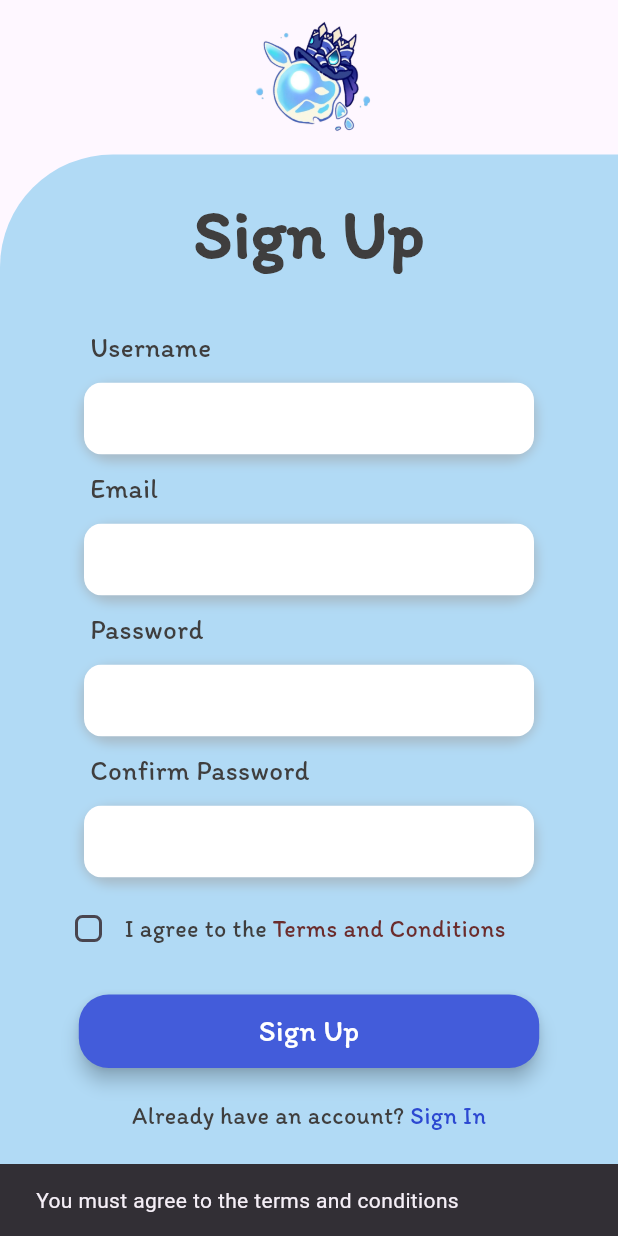
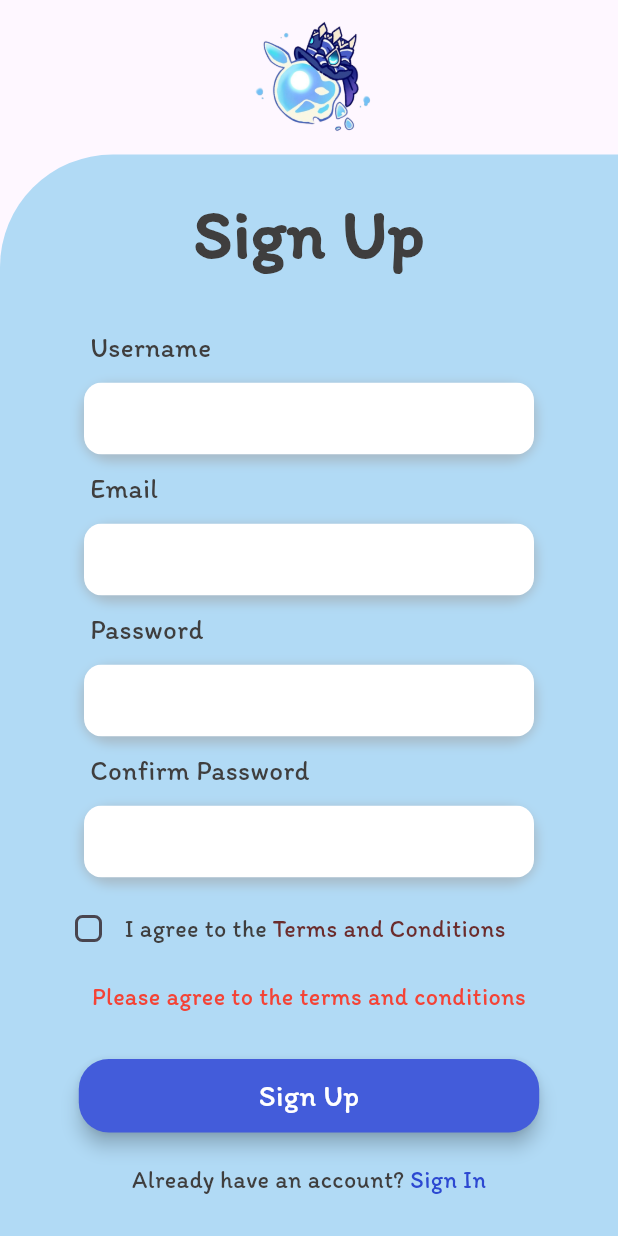
Before and after one commit to xufr5h/Hydro-Chronicle, a Flutter app: the SignUp screen opened directly, after a tap on "Sign Up", on a phone screen of 412 x 824 dp. Run offline on Flutter 3.47's test engine with Material 3 defaults, Android fonts, the phone set to English and light mode, and no system bars; our stand-ins replace firebase_auth, firebase_core; accounts and stored records are empty.

Commit message:
added the error handling to the sign up

```diff
--- a/lib/sign_up.dart
+++ b/lib/sign_up.dart
@@ -21,22 +21,22 @@ class _SignUpState extends State<SignUp> {
   firebase_auth.FirebaseAuth auth = firebase_auth.FirebaseAuth.instance;
   bool checkBoxValue = false;
   bool circular = false;
+  String? errorMessage;
 
   Future<void> register() async {
+    setState(() {
+      errorMessage = null;
+    });
     if (!checkBoxValue) {
-      ScaffoldMessenger.of(context).showSnackBar(
-        const SnackBar(
-          content: Text('You must agree to the terms and conditions'),
-        ),
-      );
+      setState(() {
+        errorMessage = 'Please agree to the terms and conditions';
+      });
       return;
     }
     if (_passwordController.text != _confirmPasswordController.text) {
-      ScaffoldMessenger.of(context).showSnackBar(
-        const SnackBar(
-          content: Text('Passwords do not match'),
-        ),
-      );
+      setState(() {
+        errorMessage = 'Passwords do not match';
+      });
       return;
     }
     setState(() {
@@ -54,9 +54,27 @@ class _SignUpState extends State<SignUp> {
       );
       Navigator.push(
           context, MaterialPageRoute(builder: (context) => const SignIn()));
+      // error handling
     } catch (e) {
-      ScaffoldMessenger.of(context)
-          .showSnackBar(SnackBar(content: Text("Error: ${e.toString()}")));
+      String errorText = "Error during sign up: ${e.toString()}";
+      if (e is firebase_auth.FirebaseAuthException) {
+        switch (e.code) {
+          case 'email-already-in-use':
+            errorText = 'Email already in use. Please use a different email.';
+            break;
+          case 'invalid-email':
+            errorText = 'Invalid email address. Please enter a valid email.';
+            break;
+          case 'weak-password':
+            errorText = 'Weak password. Please enter a stronger password.';
+            break;
+          default:
+            errorText = "Error : ${e.message}";
+        }
+      }
+      setState(() {
+        errorMessage = errorText;
+      });
     }
     setState(() {
       circular = false;
@@ -172,6 +190,22 @@ class _SignUpState extends State<SignUp> {
                           ),
                         ],
                       ),
+                      // error message display
+                      if (errorMessage != null)
+                        Padding(
+                          padding: const EdgeInsets.symmetric(
+                              horizontal: 20, vertical: 10),
+                          child: Text(
+                            errorMessage!,
+                            style: const TextStyle(
+                              color: Colors.red,
+                              fontSize: 16,
+                              fontFamily: 'Itim',
+                            ),
+                            textAlign: TextAlign.center,
+                          ),
+                        ),
+                      // button
                       const SizedBox(height: 20),
                       ElevatedButton(
                         onPressed: register,
```
